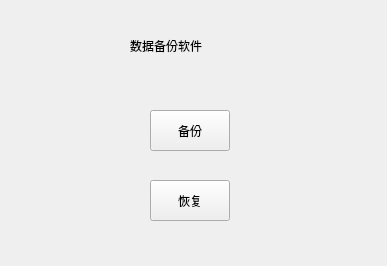
Before: the Qt Designer form widget.ui in Vergilllll/backup, drawn with Qt 5.
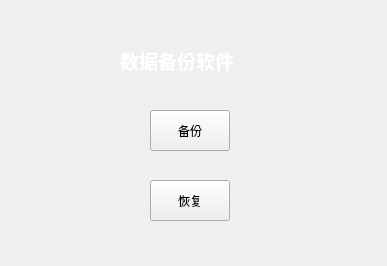
After: the same form once the commit is applied. Icons and pictures are not drawn.

Commit message: 自定义备份、压缩解压、ui设计开发

```diff
--- a/widget.ui
+++ b/widget.ui
@@ -29,10 +29,10 @@
    <widget class="QLabel" name="title">
     <property name="geometry">
      <rect>
-      <x>130</x>
-      <y>30</y>
-      <width>141</width>
-      <height>31</height>
+      <x>120</x>
+      <y>40</y>
+      <width>181</width>
+      <height>41</height>
      </rect>
     </property>
     <property name="sizePolicy">
@@ -42,7 +42,7 @@
      </sizepolicy>
     </property>
     <property name="text">
-     <string>数据备份软件</string>
+     <string>&lt;html&gt;&lt;head/&gt;&lt;body&gt;&lt;p&gt;&lt;span style=&quot; font-size:14pt; font-weight:700; color:#ffffff;&quot;&gt;数据备份软件&lt;/span&gt;&lt;/p&gt;&lt;/body&gt;&lt;/html&gt;</string>
     </property>
    </widget>
    <widget class="QLabel" name="pic">
```
Left out of the diff: 2 changed lines with no effect on the pictures. The commit also changes 41 other files.
